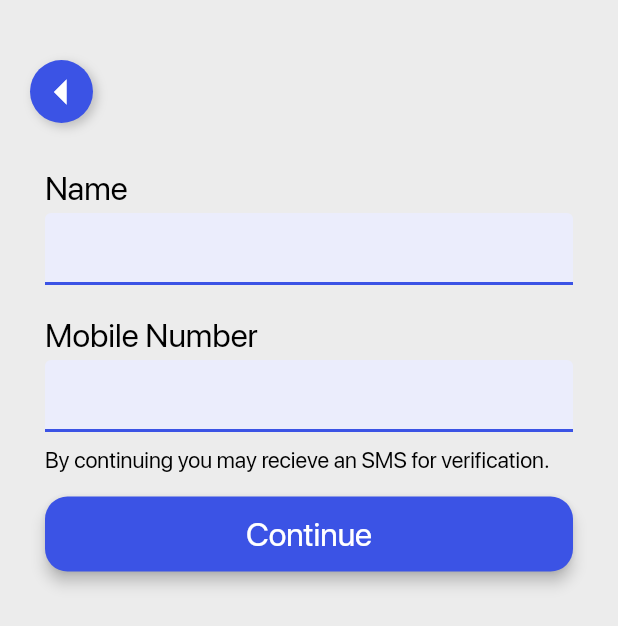
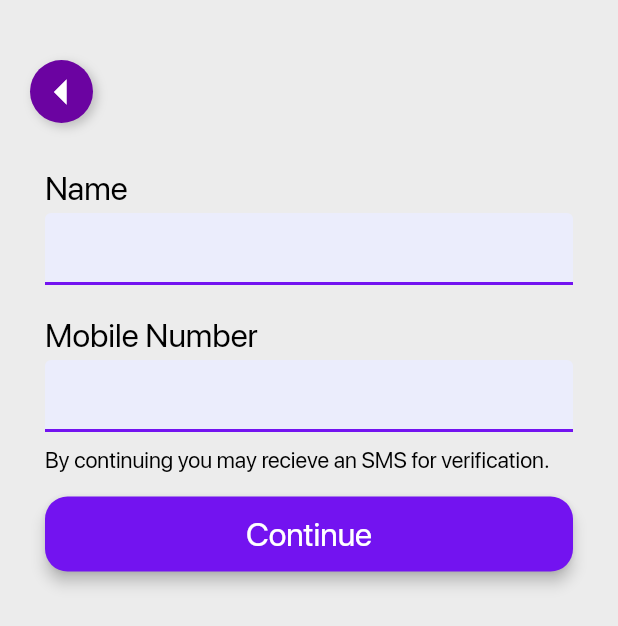
Before and after one commit to Thaanu2001/Medihere, a Flutter app: the screen it shows after launch, after a tap on "Get Started", on a phone screen of 412 x 824 dp. Shown: the top 626 px of the screen. Run offline on Flutter 3.47's test engine with Material 2 defaults, Android fonts, the phone set to English and light mode, and no system bars; our stand-ins replace cloud_firestore, firebase_auth, firebase_core, firebase_storage, image_cropper, image_picker and 1 more; missing offline and left inert: geoflutterfire; accounts and stored records are empty; project files that could hold a hidden picture were left out.

Commit message:
adding static variable to change main color
Adding a static variable to change main color in all the screens

```diff
--- a/lib/buttons/back_button.dart
+++ b/lib/buttons/back_button.dart
@@ -23,7 +23,7 @@ class BackActionButton extends StatelessWidget {
               offset: Offset(2.5, 2.5),
             )
           ],
-          color: Color(0xff3b53e5),
+          color: Color(0xff6b03a1),
           shape: BoxShape.circle,
         ),
         child: new Icon(Icons.arrow_left, color: Color(0xffffffff), size: 40.0),
--- a/lib/main.dart
+++ b/lib/main.dart
@@ -3,6 +3,7 @@ import 'package:flutter/services.dart';
 import 'package:medihere/screens/welcome_screen.dart';
 import 'package:medihere/services/auth_service.dart';
 import 'package:firebase_core/firebase_core.dart';
+import 'package:medihere/sharedData.dart';
 
 void main() async {
   WidgetsFlutterBinding.ensureInitialized();
@@ -23,7 +24,7 @@ class MediHere extends StatelessWidget {
         splashColor: Colors.transparent,
         highlightColor: Colors.transparent,
         scaffoldBackgroundColor: Color(0xffececec),
-        accentColor: Color(0xff3b53e5),
+        accentColor: SharedData.mainColor,
       ),
       home: AuthService().handleAuth(),
     );
--- a/lib/screens/sign_up_screen.dart
+++ b/lib/screens/sign_up_screen.dart
@@ -3,6 +3,7 @@ import 'package:firebase_auth/firebase_auth.dart';
 import 'package:medihere/buttons/back_button.dart';
 import 'package:medihere/screens/verify_number_screen.dart';
 import 'package:medihere/services/auth_service.dart';
+import 'package:medihere/sharedData.dart';
 import 'package:medihere/transitions/sliding_transition.dart';
 import 'package:medihere/widgets/dismiss_keyboard.dart';
 
@@ -100,11 +101,11 @@ class SignUpScreenState extends State<SignUpScreen> {
                   counter: SizedBox.shrink(),
                   enabledBorder: UnderlineInputBorder(
                     borderSide:
-                        new BorderSide(color: Color(0xff3b53e5), width: 2),
+                        new BorderSide(color: SharedData.mainColor, width: 2),
                   ),
                   focusedBorder: UnderlineInputBorder(
                     borderSide:
-                        new BorderSide(color: Color(0xff3b53e5), width: 2),
+                        new BorderSide(color: SharedData.mainColor, width: 2),
                   ),
                 ),
                 onChanged: (value) {
@@ -144,11 +145,11 @@ class SignUpScreenState extends State<SignUpScreen> {
                   counter: SizedBox.shrink(),
                   enabledBorder: UnderlineInputBorder(
                     borderSide:
-                        new BorderSide(color: Color(0xff3b53e5), width: 2),
+                        new BorderSide(color: SharedData.mainColor, width: 2),
                   ),
                   focusedBorder: UnderlineInputBorder(
                     borderSide:
-                        new BorderSide(color: Color(0xff3b53e5), width: 2),
+                        new BorderSide(color: SharedData.mainColor, width: 2),
                   ),
                 ),
                 onChanged: (value) {
@@ -204,7 +205,7 @@ class SignUpScreenState extends State<SignUpScreen> {
                 ),
                 elevation: 4,
                 highlightColor: Color(0xff4b62ed),
-                color: Color(0xff3b53e5),
+                color: SharedData.mainColor,
                 padding: EdgeInsets.fromLTRB(15, 12, 15, 12),
                 shape: RoundedRectangleBorder(
                   borderRadius: new BorderRadius.circular(15.0),
--- a/lib/screens/welcome_screen.dart
+++ b/lib/screens/welcome_screen.dart
@@ -2,6 +2,7 @@ import 'package:flutter/material.dart';
 import 'package:medihere/screens/home_screen.dart';
 
 import 'package:medihere/screens/sign_up_screen.dart';
+import 'package:medihere/sharedData.dart';
 import 'package:medihere/transitions/sliding_transition.dart';
 import 'package:medihere/widgets/bottom_menu_bar.dart';
 
@@ -9,7 +10,7 @@ class WelcomeScreen extends StatelessWidget {
   @override
   Widget build(BuildContext context) {
     return Scaffold(
-      backgroundColor: Color(0xff3b53e5),
+      backgroundColor: SharedData.mainColor,
       body: Container(
         child: Column(
           crossAxisAlignment: CrossAxisAlignment.center,
--- /dev/null
+++ b/lib/sharedData.dart
@@ -0,0 +1,6 @@
+import 'package:flutter/material.dart';
+
+class SharedData {
+  //0xff3b53e5
+  static Color mainColor = Color(0xff7313f0);
+}
--- a/lib/widgets/bottom_menu_bar.dart
+++ b/lib/widgets/bottom_menu_bar.dart
@@ -2,6 +2,7 @@ import 'package:flutter/material.dart';
 import 'package:medihere/screens/home_screen.dart';
 import 'package:medihere/screens/orders_screen.dart';
 import 'package:medihere/screens/profile_screen.dart';
+import 'package:medihere/sharedData.dart';
 
 class BottomMenuBar extends StatefulWidget {
   @override
@@ -28,7 +29,7 @@ class _BottomMenuBarState extends State<BottomMenuBar> {
           onTabTapped(value);
         }, // new
         backgroundColor: Color(0xFFe6e9f8),
-        selectedItemColor: Color(0xff3b53e5),
+        selectedItemColor: SharedData.mainColor,
         currentIndex: _currentIndex, // new
         items: [
           new BottomNavigationBarItem(icon: Icon(Icons.home), label: 'Home'),
```
Also changed, not shown: lib/screens/home_screen.dart (+4 -3 lines), lib/screens/prescription_upload_screen.dart (+12 -2 lines), lib/screens/verify_number_screen.dart (+5 -4 lines).
